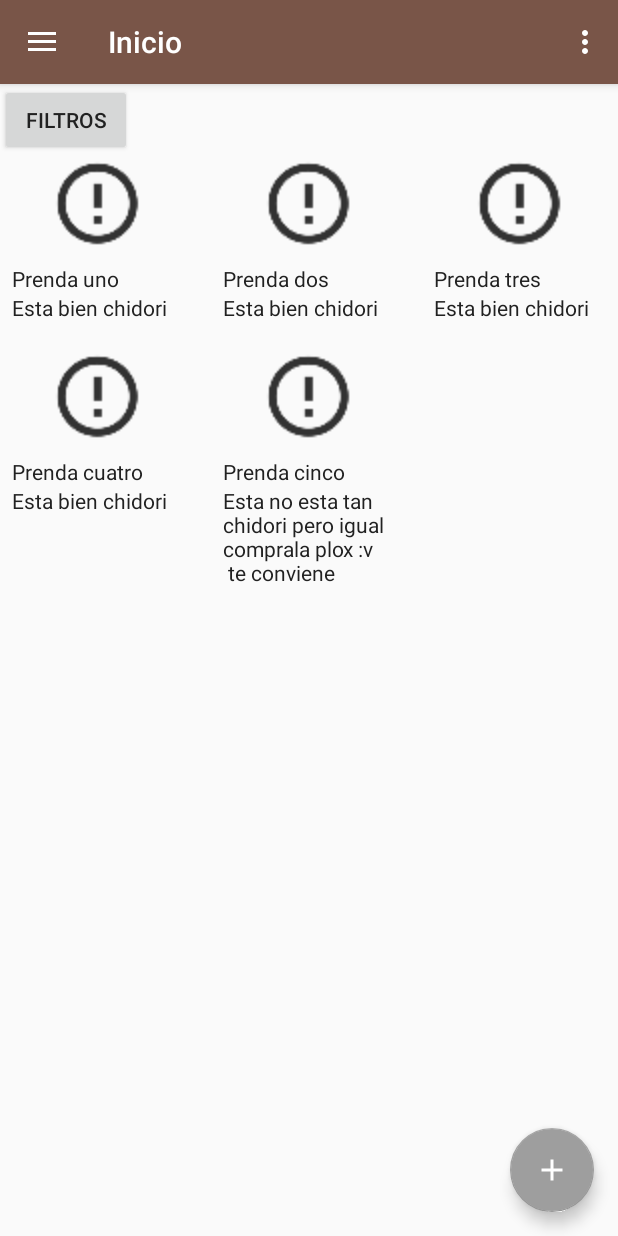
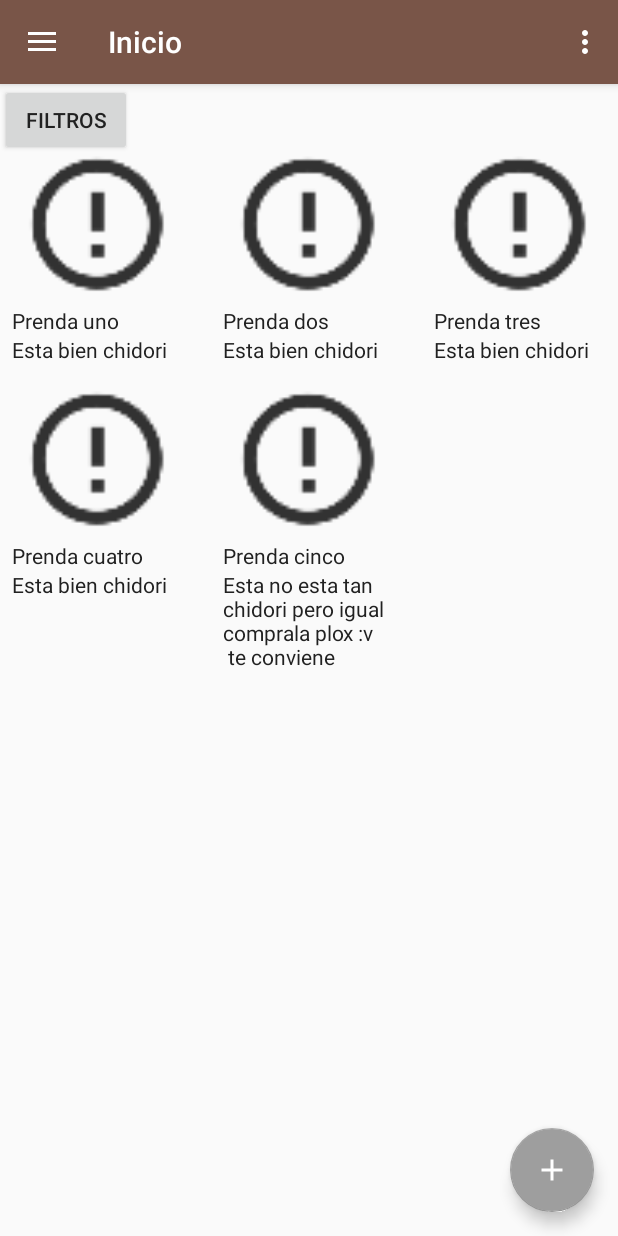
Before and after one commit to Masdz/Kenti, an Android app: the inicioFragment screen opened directly, with no data from a screen before it, on a phone screen of 412 x 824 dp. Run offline under Robolectric (Android 15) with nearby library versions, the phone set to English and light mode, and no system bars; our stand-ins replace Volley; network calls fail.

```diff
--- a/app/src/main/AndroidManifest.xml
+++ b/app/src/main/AndroidManifest.xml
@@ -6,6 +6,7 @@
     <uses-permission android:name="android.permission.GET_ACCOUNTS" />
     <uses-permission android:name="android.permission.READ_PROFILE" />
     <uses-permission android:name="android.permission.READ_CONTACTS" />
+    <uses-permission android:name="android.permission.INTERNET" />
 
     <application
         android:allowBackup="true"
--- a/app/src/main/java/conexion/Conectar.java
+++ b/app/src/main/java/conexion/Conexion.java
@@ -3,12 +3,15 @@ package conexion;
 import android.content.Context;
 import android.graphics.Bitmap;
 import android.util.Log;
+import android.util.LruCache;
+import android.widget.ImageView;
 import android.widget.Toast;
 
 import com.android.volley.Request;
 import com.android.volley.RequestQueue;
 import com.android.volley.Response;
 import com.android.volley.VolleyError;
+import com.android.volley.toolbox.ImageLoader;
 import com.android.volley.toolbox.ImageRequest;
 import com.android.volley.toolbox.JsonObjectRequest;
 import com.android.volley.toolbox.StringRequest;
@@ -22,19 +25,36 @@ import java.util.HashMap;
 import java.util.Iterator;
 import java.util.Map;
 
+import kenti.kaktia.com.kenti.R;
+
 /**
  * Created by masdz on 30/10/2017.
  */
 
-public class Conectar {
+public class Conexion {
     private String url;
     private Context contexto;
     private RequestQueue queue ;
+    private ImageLoader LectorImagen;
 
-    public Conectar(Context contexto, String url) {
+    public Conexion(Context contexto, String url) {
         this.url = url;
         this.contexto = contexto;
         queue = Volley.newRequestQueue(contexto);
+        LectorImagen=new ImageLoader(queue,
+            new ImageLoader.ImageCache() {
+                public final LruCache<String,Bitmap> cache= new LruCache<String,Bitmap>(50);
+                @Override
+                public Bitmap getBitmap(String url) {
+                    return cache.get("url");
+                }
+
+                @Override
+                public void putBitmap(String url, Bitmap bitmap) {
+                    cache.put(url,bitmap);
+                }
+            }
+        );
     }
 
     public Context getContexto(){
@@ -76,12 +96,14 @@ public class Conectar {
             Log.d("Error get","No se pudo realizar la peticion al servidor");
         }
     }
-    public void Getimagen(String ruta,Response.Listener<Bitmap> respuesta,Response.ErrorListener error){
-        try {
-            ImageRequest imgRequest = new ImageRequest(ruta, respuesta, 0, 0, null, error);
-            queue.add(imgRequest);
+
+
+
+    public void cargarImagen(ImageView imagen,String url){
+        try{
+            LectorImagen.get(url,ImageLoader.getImageListener(imagen, R.drawable.carga2,R.drawable.warning));
         }catch (Exception e){
-            Log.d("Error imagen","No se pudo realizar la peticion al servidor");
+            Log.d("Error cargarImagen","No se pudo realizar la peticion al servidor: "+e.getMessage());
         }
     }
 
--- a/app/src/main/java/kenti/kaktia/com/kenti/adaptadores/CuadriculaAdapter.java
+++ b/app/src/main/java/kenti/kaktia/com/kenti/adaptadores/CuadriculaAdapter.java
@@ -8,20 +8,18 @@ import android.widget.BaseAdapter;
 import android.widget.ImageView;
 import android.widget.TextView;
 
-import com.android.volley.toolbox.NetworkImageView;
-import com.android.volley.toolbox.Volley;
-
-import org.w3c.dom.Text;
-
+import conexion.Conexion;
 import kenti.kaktia.com.kenti.R;
 
 public class CuadriculaAdapter extends BaseAdapter{
 
-    CuadriculaItem items[];
-    Context contexto;
-    public CuadriculaAdapter(Context contexto,CuadriculaItem items[]){
+    private CuadriculaItem items[];
+    private Context contexto;
+    private Conexion conexion;
+    public CuadriculaAdapter(Context contexto, CuadriculaItem items[], Conexion conexion){
         this.items=items;
         this.contexto=contexto;
+        this.conexion=conexion;
     }
 
     @Override
@@ -41,11 +39,14 @@ public class CuadriculaAdapter extends BaseAdapter{
 
     @Override
     public View getView(int i, View view, ViewGroup viewGroup) {
-        if(view==null)view=(LayoutInflater.from(contexto)).inflate(R.layout.item_cuadricula,null);
+        if(view==null)
+            view=(LayoutInflater.from(contexto)).inflate(R.layout.item_cuadricula,null);
         CuadriculaItem item=this.items[i];
         ((TextView)view.findViewById(R.id.cuadriculaItemTitulo)).setText(item.getTitulo());
         ((TextView)view.findViewById(R.id.cuadriculaItemDescripcion)).setText(item.getDescripcion());
         if(item.getImagenId()!=null)
+            conexion.cargarImagen(((ImageView)view.findViewById(R.id.cuadriculaItemImagen)),item.getImagenId());
+        else
             ((ImageView)view.findViewById(R.id.cuadriculaItemImagen)).setImageResource(R.drawable.warning);
         return view;
     }
--- a/app/src/main/java/kenti/kaktia/com/kenti/fragments/inicioFragment.java
+++ b/app/src/main/java/kenti/kaktia/com/kenti/fragments/inicioFragment.java
@@ -9,6 +9,7 @@ import android.view.View;
 import android.view.ViewGroup;
 import android.widget.GridView;
 
+import conexion.Conexion;
 import kenti.kaktia.com.kenti.R;
 import kenti.kaktia.com.kenti.adaptadores.CuadriculaAdapter;
 import kenti.kaktia.com.kenti.adaptadores.CuadriculaItem;
@@ -23,6 +24,7 @@ public class inicioFragment extends Fragment {
 
     private OnFragmentInteractionListener mListener;
     View fragmentView;
+    Conexion conexion;
     public inicioFragment() {
         // Required empty public constructor
     }
@@ -34,16 +36,17 @@ public class inicioFragment extends Fragment {
         // Inflate the layout for this fragment
 
         fragmentView= inflater.inflate(R.layout.fragment_inicio, container, false);
-        GridView cuadricula=(GridView)fragmentView.findViewById(R.id.inicioGVprendas);
+        conexion=new Conexion(getContext(),"url");
+        GridView cuadricula=fragmentView.findViewById(R.id.inicioGVprendas);
         CuadriculaItem items[]={
-                new CuadriculaItem(0,"Prenda uno","Esta bien chidori",null),
-                new CuadriculaItem(0,"Prenda dos","Esta bien chidori",null),
-                new CuadriculaItem(0,"Prenda tres","Esta bien chidori",null),
-                new CuadriculaItem(0,"Prenda cuatro","Esta bien chidori",null),
-                new CuadriculaItem(0,"Prenda cinco","Esta no esta tan chidori pero igual comprala plox :v\n te conviene",null),
+                new CuadriculaItem(0,"Prenda uno","Esta bien chidori","https://encrypted-tbn0.gstatic.com/images?q=tbn:ANd9GcQ6Ld3bh9laCXXqW2ULG9Lyd0vX_M5rjWwWwdegVwpIgiOOBmczNA"),
+                new CuadriculaItem(0,"Prenda dos","Esta bien chidori","http://www.comprarbolsasonline.es/image/cache/data/category_2/woodland-prenda-hombre-ukqtfsu-615-500x500_0.jpg"),
+                new CuadriculaItem(0,"Prenda tres","Esta bien chidori","http://es.advisto.com/user_images/65341_6538_tactical-polo-web.jpg"),
+                new CuadriculaItem(0,"Prenda cuatro","Esta bien chidori","https://encrypted-tbn0.gstatic.com/images?q=tbn:ANd9GcTByJF_VtcBxlgASpu0nj99SML5aidyvPcuKgKqVDzsd7L9FOWIDg"),
+                new CuadriculaItem(0,"Prenda cinco","Esta no esta tan chidori pero igual comprala plox :v\n te conviene","http://4.bp.blogspot.com/-l5Aff0oOOnc/U4ZaPJgQH1I/AAAAAAAAqO0/2ewhz00ubm8/s1600/97e7eb982033844fad286f3183a3d79a.jpg"),
 
         };
-        cuadricula.setAdapter(new CuadriculaAdapter(getContext(),items));
+        cuadricula.setAdapter(new CuadriculaAdapter(getContext(),items,conexion));
         return fragmentView;
     }
 
--- a/app/src/main/res/layout/item_cuadricula.xml
+++ b/app/src/main/res/layout/item_cuadricula.xml
@@ -6,16 +6,14 @@
 
     <ImageView
         android:id="@+id/cuadriculaItemImagen"
-        android:layout_width="80dp"
-        android:layout_height="wrap_content"
+        android:layout_width="120dp"
+        android:layout_height="100dp"
         android:layout_gravity="center_horizontal"
-        android:adjustViewBounds="true"
-        android:cropToPadding="false"
         android:paddingBottom="8dp"
         android:paddingEnd="8dp"
         android:paddingLeft="8dp"
         android:paddingRight="8dp"
-        android:scaleType="fitStart"
+        android:scaleType="centerCrop"
         android:src="@drawable/warning" />
 
     <TextView
@@ -25,7 +23,7 @@
         android:layout_height="wrap_content"
         android:paddingLeft="8dp"
         android:paddingRight="8dp"
-        android:text="Titulo" />
+        android:text="@string/titulo" />
 
     <TextView
         android:id="@+id/cuadriculaItemDescripcion"
@@ -33,6 +31,6 @@
         android:paddingBottom="8dp"
         android:paddingLeft="8dp"
         android:paddingRight="8dp"
-        android:text="Descripcion" />
+        android:text="@string/descripcion" />
 
 </LinearLayout>
--- a/app/src/main/res/values/strings.xml
+++ b/app/src/main/res/values/strings.xml
@@ -34,6 +34,8 @@
 
     <!--botones-->
     <string name="aceptar">Aceptar</string>
+    <string name="titulo">Titulo</string>
+    <string name="descripcion">Descripcion</string>
     <!-- TODO: Remove or change this placeholder text -->
     <string name="hello_blank_fragment">Hello blank fragment</string>
     <string name="title_activity_combinar">CombinarActivity</string>
```
Also changed, not shown: app/src/main/java/conexion/Combinacion.java (+83 -4 lines), app/src/main/res/drawable/carga2.gif (added).
